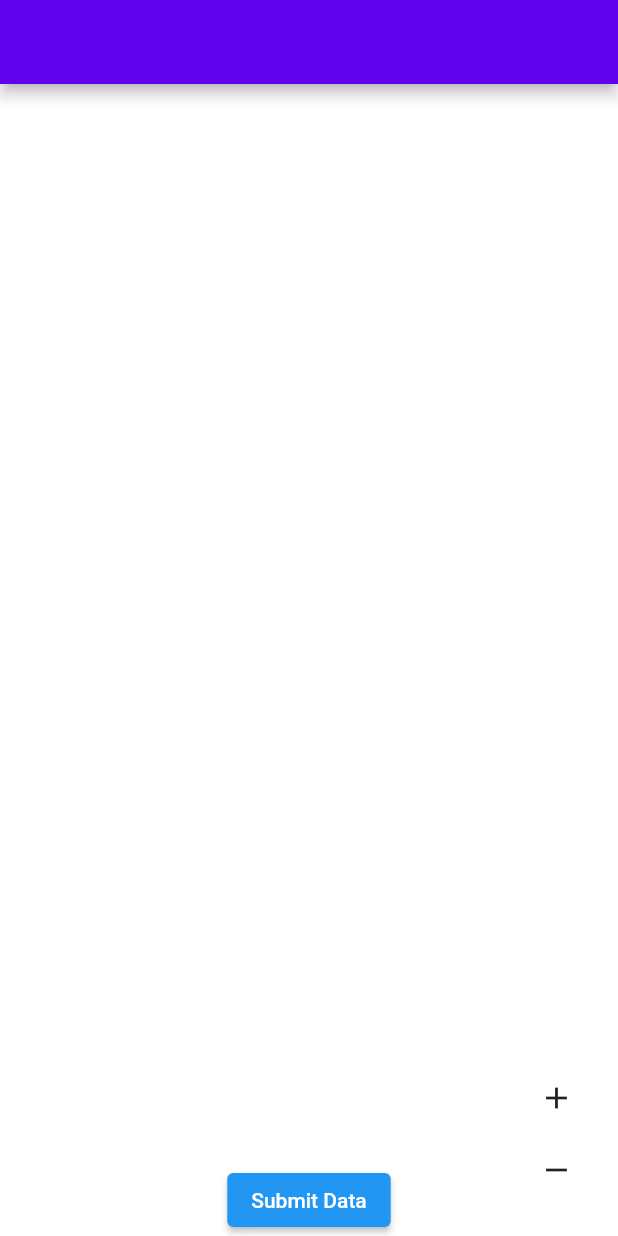
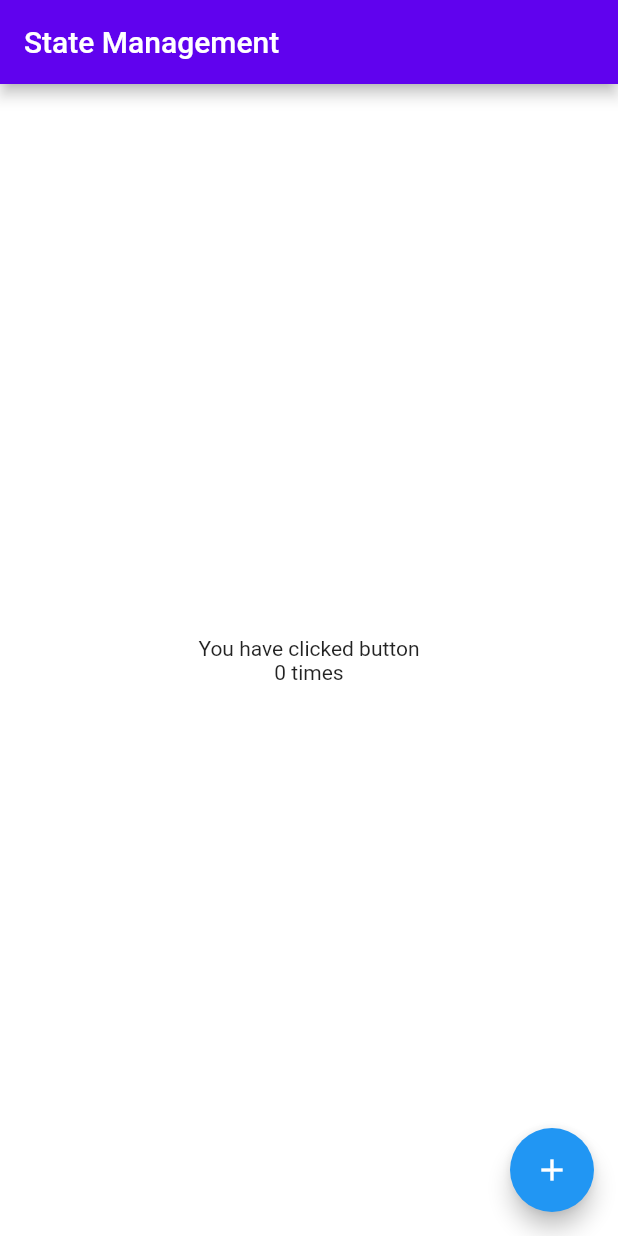
Before and after one commit to teamcodzify/flutter_course_by_codzify, a Flutter app: the screen it shows after launch, on a phone screen of 412 x 824 dp. Run offline on Flutter 3.47's test engine with Material 2 defaults, Android fonts, the phone set to English and light mode, and no system bars; our stand-ins replace cloud_firestore, firebase_auth, firebase_core, shared_preferences; accounts and stored records are empty.

```diff
--- a/lib/common_widgets/app_theme.dart
+++ b/lib/common_widgets/app_theme.dart
@@ -1,5 +1,4 @@
 import 'package:flutter/material.dart';
-import 'package:flutter_ecommerce_app/services/user_preferences.dart';
 
 class CustomColors {
   static const Color lightPurple = Color(0xFFBB86FA);
--- a/lib/common_widgets/config.dart
+++ b/lib/common_widgets/config.dart
@@ -1,3 +1,3 @@
 import 'package:flutter_ecommerce_app/common_widgets/app_theme.dart';
 
-AppTheme currentTheme = AppTheme();
+AppTheme currentAppTheme = AppTheme();
--- a/lib/main.dart
+++ b/lib/main.dart
@@ -1,10 +1,15 @@
 import 'package:firebase_core/firebase_core.dart';
 import 'package:flutter/material.dart';
+import 'package:flutter_ecommerce_app/animations/fade_in_text_animation_starter.dart';
+import 'package:flutter_ecommerce_app/animations/shape_shifting_animation.dart';
 import 'package:flutter_ecommerce_app/common_widgets/app_theme.dart';
 import 'package:flutter_ecommerce_app/common_widgets/config.dart';
+import 'package:flutter_ecommerce_app/screens/counter.dart';
+import 'package:flutter_ecommerce_app/screens/counter_service.dart';
 import 'package:flutter_ecommerce_app/screens/dynamic_widgets.dart';
 import 'package:flutter_ecommerce_app/screens/splash_screen.dart';
 import 'package:flutter_ecommerce_app/services/user_preferences.dart';
+import 'package:provider/provider.dart';
 
 Future<void> main() async {
   WidgetsFlutterBinding.ensureInitialized();
@@ -26,7 +31,7 @@ class _MyAppState extends State<MyApp> {
   @override
   void initState() {
     super.initState();
-    currentTheme.addListener(() {
+    currentAppTheme.addListener(() {
       //2
       setState(() {});
     });
@@ -38,9 +43,25 @@ class _MyAppState extends State<MyApp> {
       title: 'Codzify Ecommerce App',
       theme: AppTheme.lightTheme,
       darkTheme: AppTheme.darkTheme,
-      themeMode: currentTheme.currentTheme,
+      themeMode: currentAppTheme.currentTheme,
       // home: const SplashScreen(),
-      home: const DynamicWidgetsPage(),
+      // home: const DynamicWidgetsPage(),
+      // home: AnimatedContainerDemo(),
+      // home: FadeInDemo(),
+      home: ChangeNotifierProvider<CounterService>(
+        create: (context) => CounterService(),
+        child: Counter(),
+      ),
     );
   }
 }
+
+
+// 1. extend your class/serivce/widget with ChangeNotifier
+// 2. This notifier is coming from foundation.dart package
+// 3. Wrap the widget with ChangerNotifierProvider<type>
+// 4. This change notifier provider is coming from the provider.dart package
+// 5. In the widget where you want to use the service,
+  // service = Provider.of<type>(context)
+  // service.increment
+  // service.value
--- /dev/null
+++ b/lib/screens/counter.dart
@@ -0,0 +1,35 @@
+import 'package:flutter/material.dart';
+import 'package:flutter_ecommerce_app/screens/counter_service.dart';
+import 'package:provider/provider.dart';
+
+class Counter extends StatefulWidget {
+  const Counter({Key? key}) : super(key: key);
+  @override
+  _CounterState createState() => _CounterState();
+}
+
+class _CounterState extends State<Counter> {
+  @override
+  Widget build(BuildContext context) {
+    var counterService = Provider.of<CounterService>(context);
+
+    return Scaffold(
+      appBar: AppBar(
+        title: const Text("State Management"),
+      ),
+      body: Center(
+        child: Column(
+          mainAxisAlignment: MainAxisAlignment.center,
+          children: [
+            const Text("You have clicked button"),
+            Text("${counterService.counter} times"),
+          ],
+        ),
+      ),
+      floatingActionButton: FloatingActionButton(
+        onPressed: counterService.increment,
+        child: const Icon(Icons.add),
+      ),
+    );
+  }
+}
--- /dev/null
+++ b/lib/screens/counter_service.dart
@@ -0,0 +1,10 @@
+import 'package:flutter/foundation.dart';
+
+class CounterService extends ChangeNotifier {
+  int counter = 0;
+
+  void increment() {
+    counter = counter + 1;
+    notifyListeners();
+  }
+}
--- a/lib/screens/home_page.dart
+++ b/lib/screens/home_page.dart
@@ -28,7 +28,7 @@ class _HomeScreenState extends State<HomeScreen> {
         actions: [
           // 1
           IconButton(
-            onPressed: () => currentTheme.toggleTheme(),
+            onPressed: () => currentAppTheme.toggleTheme(),
             icon: const Icon(Icons.lightbulb_outline, size: 24.0),
           ),
 
--- a/pubspec.yaml
+++ b/pubspec.yaml
@@ -3,7 +3,7 @@ description: A new Flutter project.
 
 # The following line prevents the package from being accidentally published to
 # pub.dev using `flutter pub publish`. This is preferred for private packages.
-publish_to: 'none' # Remove this line if you wish to publish to pub.dev
+publish_to: "none" # Remove this line if you wish to publish to pub.dev
 
 # The following defines the version and build number for your application.
 # A version number is three numbers separated by dots, like 1.2.43
@@ -31,8 +31,7 @@ dependencies:
   cupertino_icons: ^1.0.2
   firebase_auth: ^1.4.1
   firebase_core: ^1.3.0
-  flutter:
-    sdk: flutter
+  provider: ^6.0.0
   shared_preferences: ^2.0.7
 
 dev_dependencies:
@@ -44,7 +43,6 @@ dev_dependencies:
 # following page: https://dart.dev/tools/pub/pubspec
 # The following section is specific to Flutter.
 flutter:
-
   # The following line ensures that the Material Icons font is
   # included with your application, so that you can use the icons in
   # the material Icons class.
```
Also changed, not shown: lib/animations/fade_in_text_animation_starter.dart (added, +45 -0 lines), lib/animations/shape_shifting_animation.dart (added, +74 -0 lines), pubspec.lock.
